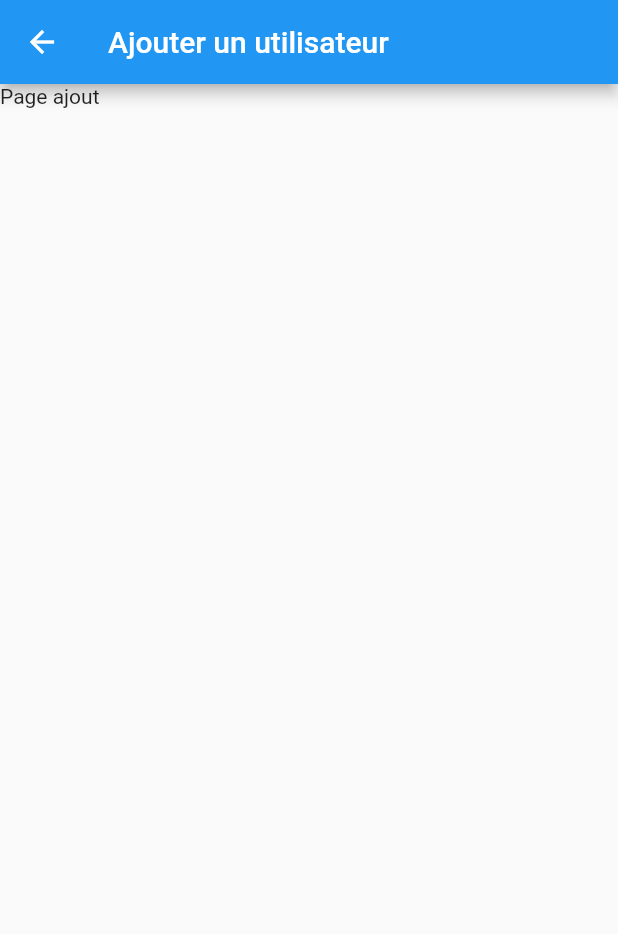
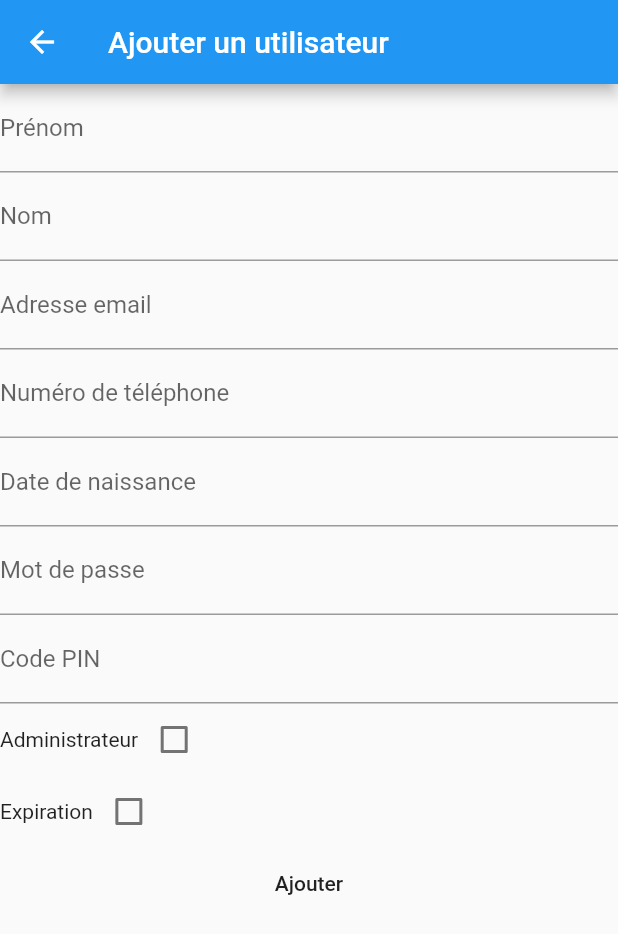
Before and after one commit to wussuphaters/iria, a Flutter app: the AddUserScreen screen opened by its route, on a phone screen of 412 x 824 dp. Shown: the top 934 px of the screen. Run offline on Flutter 3.47's test engine with Material 2 defaults, Android fonts, the phone set to English and light mode, and no system bars; drawn by our look-alikes of datetime_picker_formfield; our stand-ins replace flutter_colorpicker, flutter_secure_storage, fluttertoast; accounts and stored records are empty.

Commit message:
Adding a user is now functional

```diff
--- /dev/null
+++ b/lib/UserForm.dart
@@ -0,0 +1,229 @@
+import 'package:flutter/cupertino.dart';
+import 'package:flutter/material.dart';
+import 'package:flutter/services.dart';
+import 'package:fluttertoast/fluttertoast.dart';
+import 'package:iria/objects/API.dart';
+import 'package:iria/objects/User.dart';
+import 'package:datetime_picker_formfield/datetime_picker_formfield.dart';
+import 'package:intl/intl.dart';
+
+class UserForm extends StatefulWidget  {
+  final User user;
+  final API api;
+
+  UserForm({this.user, this.api});
+
+  @override
+  _UserFormState createState() => _UserFormState();
+}
+
+class _UserFormState extends State<UserForm> {
+  TextEditingController _firstNameController;
+  TextEditingController _lastNameController;
+  TextEditingController _emailController;
+  TextEditingController _phoneNumberController;
+  TextEditingController _pinController;
+  TextEditingController _passwordController;
+  bool admin;
+  bool expiration;
+  User user;
+  bool loading;
+  final formKey = GlobalKey<FormState>();
+  DateTime expirationDate;
+  DateTime birthDate;
+
+  @override
+  void initState() {
+    admin = false;
+    expiration = false;
+    loading = false;
+    user= widget.user;
+    _firstNameController = new TextEditingController(text: user != null ? user.firstName : "");
+    _lastNameController = new TextEditingController(text: user != null ? user.lastName : "");
+    _emailController = new TextEditingController(text: user != null ? user.email : "");
+    _phoneNumberController = new TextEditingController(text: user != null ? user.phoneNumber : "");
+    _passwordController = new TextEditingController();
+    _pinController = new TextEditingController();
+    super.initState();
+  }
+
+  @override
+  Widget build(BuildContext context) {
+    return SingleChildScrollView(
+      child: Form(
+        key: formKey,
+        child: Column(
+          children: <Widget>[
+            TextFormField(
+              controller: _firstNameController,
+              decoration: InputDecoration(
+                labelText: "Prénom"
+              ),
+              validator: (value)  {
+                return value.isEmpty ? "Entrez un prénom" : null;
+              }
+            ),
+            TextFormField(
+              controller: _lastNameController,
+              decoration: InputDecoration(
+                labelText: "Nom"
+              ),
+              validator: (value)  {
+                return value.isEmpty ? "Entrez un nom" : null;
+              }
+            ),
+            TextFormField(
+              controller: _emailController,
+              decoration: InputDecoration(
+                labelText: "Adresse email"
+              ),
+              validator: (value)  {
+                return value.isEmpty ? "Entrez une adresse email" : null;
+              }
+            ),
+            TextFormField(
+              keyboardType: TextInputType.number,
+              controller: _phoneNumberController,
+              decoration: InputDecoration(
+                labelText: "Numéro de téléphone"
+              ),
+              validator: (value)  {
+                return value.isEmpty ? "Entrez un numéro de téléphone" : null;
+              }
+            ),
+            DateTimeField(
+              validator: (DateTime value)  {
+                return value == null ? "Sélectionnez une date de naissance" : null;
+              },
+              format: DateFormat("yyyy-MM-dd"),
+              decoration: InputDecoration(
+                labelText: "Date de naissance"
+              ),
+              initialValue: user != null ? DateTime.parse(user.birthDate) : null,
+              onShowPicker: (context, currentValue)  {
+                return showDatePicker(
+                  context: context,
+                  initialDate: currentValue ?? DateTime.now(),
+                  firstDate: DateTime(1950),
+                  lastDate: DateTime.now(),
+                  confirmText: "OK",
+                  cancelText: "ANNULER",
+                  locale: Localizations.localeOf(context),
+                  helpText: ""
+                );
+              },
+              onChanged: (DateTime value) {
+                setState(() {
+                  birthDate = value;
+                });
+              }
+            ),
+            TextFormField(
+              controller: _passwordController,
+              decoration: InputDecoration(
+                labelText: "Mot de passe"
+              ),
+              validator: (value)  {
+                return value.isEmpty ? "Entrez un mot de passe" : null;
+              }
+            ),
+            TextFormField(
+              controller: _pinController,
+              decoration: InputDecoration(
+                labelText: "Code PIN"
+              ),
+              validator: (value)  {
+                return value.isEmpty ? "Entrez un code PIN" : null;
+              },
+              inputFormatters: [WhitelistingTextInputFormatter(RegExp('[0-9A-D]'))]
+            ),
+            Row(children: <Widget>[
+              Text("Administrateur"),
+              Checkbox(
+                value: admin,
+                onChanged: (bool value) {
+                  setState(() {
+                    admin=value;
+                  });
+                },
+              )
+            ],),
+            Row(children: <Widget>[
+              Text("Expiration"),
+              Checkbox(
+                value: expiration,
+                onChanged: (bool value) {
+                  setState(() {
+                    expiration=value;
+                  });
+                },
+              )
+            ],),
+            expiration ? DateTimeField(
+              validator: (DateTime value)  {
+                return value == null ? "Sélectionnez une date d'expiration" : null;
+              },
+                decoration: InputDecoration(labelText: "Date d'expiration"),
+                format: DateFormat("yyyy-MM-dd HH:mm:00"),
+                onShowPicker: (context, currentValue) async {
+                  final date = await showDatePicker(
+                    context: context,
+                    firstDate: DateTime.now(),
+                    initialDate: currentValue ?? DateTime.now(),
+                    lastDate: DateTime(2100),
+                    confirmText: "OK",
+                    cancelText: "ANNULER",
+                    locale: Localizations.localeOf(context),
+                    helpText: ""
+                  );
+                  if(date != null) {
+                    final time = await showTimePicker(
+                      context: context,
+                      initialTime: TimeOfDay.fromDateTime(currentValue ?? DateTime.now()),
+                    );
+                    return DateTimeField.combine(date, time);
+                  } else {
+                    return currentValue;
+                  }
+                },
+                onChanged: (DateTime value) {
+                  setState(() {
+                    expirationDate = value;
+                  });
+                }
+              ) : SizedBox.shrink(),
+            FlatButton(
+              child: loading ? CircularProgressIndicator() : (user != null ? Text("Modifier") : Text("Ajouter")),
+              onPressed: () async {
+                if(formKey.currentState.validate()) {
+                  setState(() {
+                    loading = true;
+                  });
+                  bool rep =await widget.api.addUser({'first_name': _firstNameController.text, 'last_name': _lastNameController.text, 'email': _emailController.text, 'password': _passwordController.text, 'pin': _pinController.text, 'phone_number': _phoneNumberController.text, 'birth_date': birthDate.toString(), 'expiration': expirationDate.toString(), 'is_admin': admin});
+                  if(rep) {
+                    Fluttertoast.showToast(
+                      msg: "Utilisateur ajouté avec succès"
+                    );
+                    Navigator.pop(context);
+                  } else{
+                    showDialog(
+                      context: context,
+                      builder: (context) =>
+                        AlertDialog(
+                          title: Text("Impossible d'ajouter l'utilisateur"),
+                          content: Text(widget.api.lastErrorMsg)
+                        ),
+                    );
+                    setState(() {
+                      loading = false;
+                    });
+                  }
+                }
+              }
+            )
+          ]
+        )
+      )
+    );
+  }
+}
--- a/lib/pages/AddUserScreen.dart
+++ b/lib/pages/AddUserScreen.dart
@@ -1,5 +1,6 @@
 import 'package:flutter/cupertino.dart';
 import 'package:flutter/material.dart';
+import 'package:iria/UserForm.dart';
 import 'package:iria/objects/API.dart';
 import 'package:iria/objects/User.dart';
 
@@ -18,11 +19,14 @@ class _AddUserScreenState extends State<AddUserScreen> {
 
   @override
   Widget build(BuildContext context) {
+    Map args = ModalRoute.of(context).settings.arguments;
+    if(args != null) user = args['user'];
+
     return Scaffold(
       appBar: AppBar(
         title : Text("Ajouter un utilisateur")
       ),
-      body: Text("Page ajout")
+      body: UserForm(api: widget.api)
     );
   }
 }
--- a/lib/pages/UsersScreen.dart
+++ b/lib/pages/UsersScreen.dart
@@ -52,7 +52,9 @@ class _UsersScreenState extends State<UsersScreen> {
           ),
           floatingActionButton: FloatingActionButton(
             child: Icon(Icons.add),
-            onPressed: () => Navigator.pushNamed(context, Routes.addUser)
+            onPressed: () => Navigator.pushNamed(context, Routes.addUser).then((value) {
+              setState(() {});
+            })
           ),
           drawer: Menu(user: user),
         );
--- a/pubspec.yaml
+++ b/pubspec.yaml
@@ -23,6 +23,8 @@ dependencies:
   flutter_secure_storage: ^3.3.3
   cupertino_icons: ^0.1.2
   flutter_colorpicker: ^0.3.4
+  datetime_picker_formfield: ^1.0.0
+  fluttertoast: ^4.0.1
 
 dev_dependencies:
   flutter_test:
```
Also changed, not shown: pubspec.lock.
